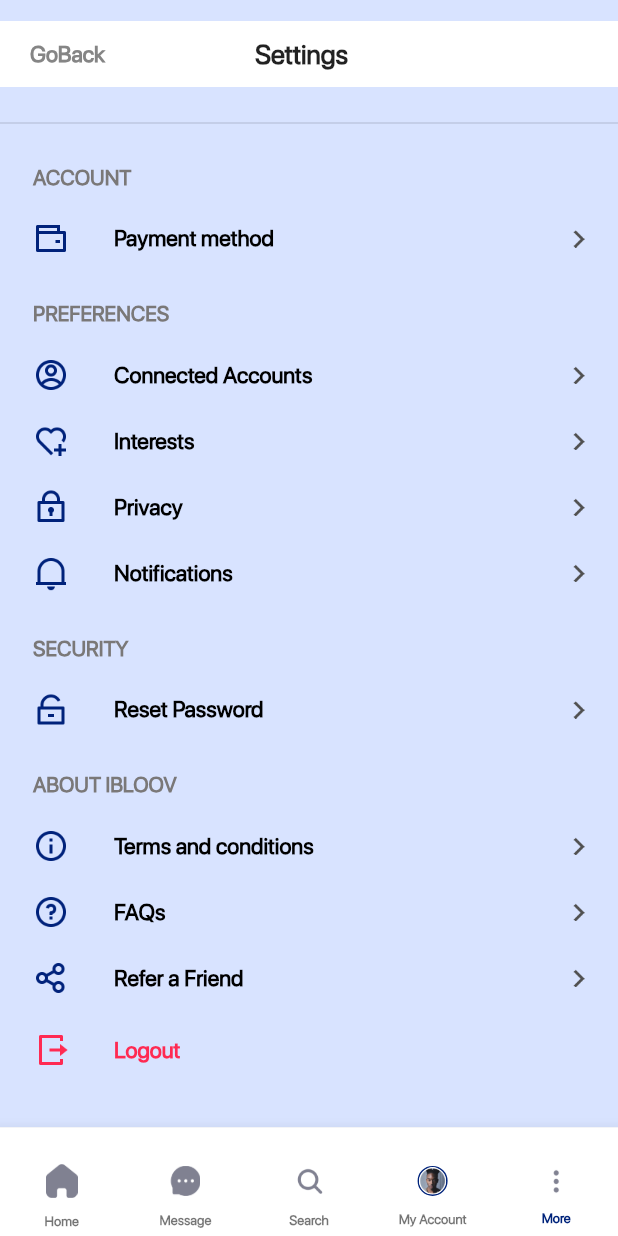
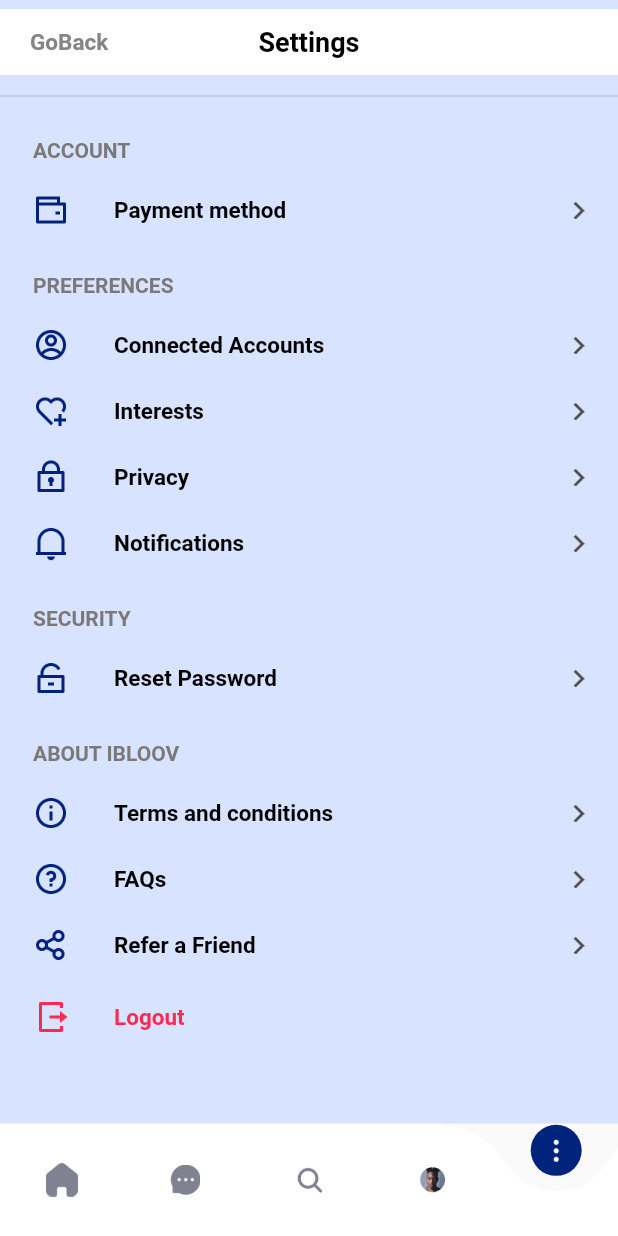
Before and after one commit to riskiirama/messages_app, a Flutter app: the screen it shows after launch, item 5 of the bottom bar chosen, on a phone screen of 412 x 824 dp. Run offline on Flutter 3.47's test engine with Material 2 defaults, Android fonts, the phone set to English and light mode, and no system bars; drawn by our look-alikes of curved_navigation_bar; our stand-ins replace contained_tab_bar_view, expansion_tile_card, flutter_rating_bar, flutter_slidable, flutter_switch, percent_indicator and 1 more; missing offline and left inert: alphabet_scroll_view, timeline_list; Roboto replaces fonts that are missing (SF PRO DISPLAY).

Commit message:
group message commit

```diff
--- a/lib/ui/pages/main_page.dart
+++ b/lib/ui/pages/main_page.dart
@@ -9,119 +9,58 @@ class _MainPageState extends State<MainPage> {
   int currentIndex = 0;
   @override
   Widget build(BuildContext context) {
-    Widget customBottomNav() {
-      return BottomAppBar(
-        shape: CircularNotchedRectangle(),
-        notchMargin: 12,
-        clipBehavior: Clip.antiAlias,
-        child: BottomNavigationBar(
-          selectedLabelStyle: sfbold.copyWith(
-            fontSize: 9,
-            fontWeight: FontWeight.w600,
+    Widget customNav() {
+      return CurvedNavigationBar(
+        buttonBackgroundColor: darkBlueColor,
+        backgroundColor: Colors.transparent,
+        items: <Widget>[
+          Image.asset(
+            'assets/icon_home.png',
+            width: 21,
+            color: currentIndex == 0
+                ? backgroundWhite
+                : Color(
+                    0xff808191,
                   ),
-          unselectedLabelStyle: sfbold.copyWith(
-            fontSize: 9,
-            fontWeight: FontWeight.w600,
           ),
-          selectedItemColor: darkBlueColor,
-          backgroundColor: Color(0xFFFFFFFF),
-          type: BottomNavigationBarType.fixed,
-          currentIndex: currentIndex,
+          Image.asset(
+            'assets/icon_message.png',
+            width: 20,
+            color: currentIndex == 1
+                ? backgroundWhite
+                : Color(
+                    0xff808191,
+                  ),
+          ),
+          Image.asset(
+            'assets/icon_search.png',
+            width: 20,
+            color: currentIndex == 2
+                ? backgroundWhite
+                : Color(
+                    0xff808191,
+                  ),
+          ),
+          Image.asset(
+            'assets/image_photo.png',
+            width: 18,
+          ),
+          Image.asset(
+            'assets/icon_menu.png',
+            width: 18,
+            color: currentIndex == 4
+                ? backgroundWhite
+                : Color(
+                    0xff808191,
+                  ),
+          ),
+        ],
         onTap: (value) {
           print(value);
           setState(() {
             currentIndex = value;
           });
         },
-          items: [
-            BottomNavigationBarItem(
-              icon: Container(
-                margin: EdgeInsets.only(top: 20, bottom: 10),
-                child: Image.asset(
-                  'assets/icon_home.png',
-                  width: 21,
-                  color: currentIndex == 0
-                      ? darkBlueColor
-                      : Color(
-                          0xff808191,
-                        ),
-                ),
-              ),
-              label: 'Home',
-            ),
-            BottomNavigationBarItem(
-              icon: Container(
-                margin: EdgeInsets.only(
-                  top: 20,
-                  bottom: 10,
-                ),
-                child: Image.asset(
-                  'assets/icon_message.png',
-                  width: 20,
-                  color: currentIndex == 1
-                      ? darkBlueColor
-                      : Color(
-                          0xff808191,
-                        ),
-                ),
-              ),
-              label: 'Message',
-            ),
-            BottomNavigationBarItem(
-              icon: Container(
-                margin: EdgeInsets.only(
-                  top: 20,
-                  bottom: 10,
-                ),
-                child: Image.asset(
-                  'assets/icon_search.png',
-                  width: 20,
-                  color: currentIndex == 2
-                      ? darkBlueColor
-                      : Color(
-                          0xff808191,
-                        ),
-                ),
-              ),
-              label: 'Search',
-            ),
-            BottomNavigationBarItem(
-              icon: Container(
-                margin: EdgeInsets.only(
-                  top: 20,
-                  bottom: 10,
-                ),
-                decoration: BoxDecoration(
-                  border: Border.all(color: darkBlueColor),
-                  shape: BoxShape.circle,
-                ),
-                child: Image.asset(
-                  'assets/image_photo.png',
-                  width: 18,
-                ),
-              ),
-              label: 'My Account',
-            ),
-            BottomNavigationBarItem(
-              icon: Container(
-                margin: EdgeInsets.only(
-                  top: 20,
-                  bottom: 10,
-                ),
-                child: Image.asset(
-                  'assets/icon_menu.png',
-                  width: 18,
-                  color: currentIndex == 3
-                      ? darkBlueColor
-                      : Color(
-                          0xff808191,
-                        ),
-                ),
-              ),
-              label: 'More',
-            ),
-          ],
-        ),
       );
     }
 
@@ -144,7 +83,7 @@ class _MainPageState extends State<MainPage> {
 
     return Scaffold(
       body: body(),
-      bottomNavigationBar: customBottomNav(),
+      bottomNavigationBar: customNav(),
     );
   }
 }
--- a/lib/ui/pages/more_page.dart
+++ b/lib/ui/pages/more_page.dart
@@ -3,43 +3,6 @@ part of 'pages.dart';
 class MorePage extends StatelessWidget {
   @override
   Widget build(BuildContext context) {
-    Widget header() {
-      return Container(
-        padding: EdgeInsets.only(left: 20),
-        margin: EdgeInsets.only(top: 14),
-        width: double.infinity,
-        height: 44,
-        color: backgroundWhite,
-        child: Row(
-          children: [
-            GestureDetector(
-              onTap: () {
-                Navigator.pop(context);
-              },
-              child: Text(
-                'GoBack',
-                style: sfbold.copyWith(
-                  fontSize: 15,
-                  fontWeight: FontWeight.bold,
-                  color: Color(0xff858585),
-                ),
-              ),
-            ),
-            SizedBox(
-              width: 100,
-            ),
-            Text(
-              'Settings',
-              style: sfbold.copyWith(
-                fontSize: 18,
-                fontWeight: FontWeight.bold,
-              ),
-            ),
-          ],
-        ),
-      );
-    }
-
     Widget account() {
       return Container(
         child: Column(
@@ -101,13 +64,7 @@ class MorePage extends StatelessWidget {
         margin: EdgeInsets.only(top: 20),
         child: Column(
           children: [
-            GestureDetector(
-              onTap: () {
-                Navigator.push(context, MaterialPageRoute(builder: (context) {
-                  return NotificationPage();
-                }));
-              },
-              child: Row(
+            Row(
               children: [
                 Image.asset(
                   image,
@@ -135,7 +92,6 @@ class MorePage extends StatelessWidget {
                   ),
                 )
               ],
-              ),
             ),
           ],
         ),
@@ -176,9 +132,18 @@ class MorePage extends StatelessWidget {
               'assets/icon_privacy.png',
               'Privacy',
             ),
-            preferencesButton(
+            GestureDetector(
+              onTap: () {
+                Navigator.push(
+                    context,
+                    MaterialPageRoute(
+                      builder: (context) => NotificationPage(),
+                    ));
+              },
+              child: preferencesButton(
                 'assets/icon_notification.png',
                 'Notifications',
+              ),
             ),
           ],
         ),
@@ -350,15 +315,46 @@ class MorePage extends StatelessWidget {
       );
     }
 
-    return Scaffold(
+    return SafeArea(
+      child: Scaffold(
         backgroundColor: backgroundLinear,
-      body: SafeArea(
-        child: ListView(
+        appBar: AppBar(
+          backgroundColor: backgroundLinear,
+          elevation: 0,
+          centerTitle: true,
+          title: Text(
+            'Settings',
+            style: sfbold.copyWith(
+              fontSize: 18,
+              fontWeight: FontWeight.bold,
+              color: primaryColor,
+            ),
+          ),
+          flexibleSpace: Center(
+            child: Container(
+              alignment: Alignment.centerLeft,
+              padding: EdgeInsets.symmetric(horizontal: defaultMargin),
+              width: double.infinity,
+              height: 44,
+              color: backgroundWhite,
+              child: GestureDetector(
+                onTap: () {
+                  Navigator.pop(context);
+                },
+                child: Text(
+                  'GoBack',
+                  style: sfbold.copyWith(
+                    fontSize: 15,
+                    fontWeight: FontWeight.bold,
+                    color: Color(0xff858585),
+                  ),
+                ),
+              ),
+            ),
+          ),
+        ),
+        body: ListView(
           children: [
-            header(),
-            SizedBox(
-              height: 16,
-            ),
             Divider(
               thickness: 1,
             ),
--- a/lib/ui/pages/pages.dart
+++ b/lib/ui/pages/pages.dart
@@ -1,4 +1,5 @@
 import 'package:contained_tab_bar_view/contained_tab_bar_view.dart';
+import 'package:curved_navigation_bar/curved_navigation_bar.dart';
 import 'package:flutter/material.dart';
 import 'package:flutter_switch/flutter_switch.dart';
 
--- a/lib/ui/widgets/more/payment/new_cards.dart
+++ /dev/null
@@ -1 +0,0 @@
-part of 'payment.dart';
--- a/lib/ui/widgets/more/payment/payment.dart
+++ b/lib/ui/widgets/more/payment/payment.dart
@@ -6,4 +6,3 @@ import 'package:top_snackbar_flutter/top_snack_bar.dart';
 
 part 'payment_method.dart';
 part 'card_detail.dart';
-part 'new_cards.dart';
```
Also changed, not shown: lib/theme.dart (+9 -9 lines), lib/ui/widgets/add_new_message.dart (+16 -9 lines), lib/ui/widgets/add_new_message_next.dart (+10 -13 lines), lib/ui/widgets/message/direct messages/message_detail.dart (+8 -6 lines), lib/ui/widgets/more/connected/connected_account.dart (+37 -49 lines), lib/ui/widgets/more/faqs/faqs_page.dart (+22 -28 lines), lib/ui/widgets/more/payment/card_detail.dart (+11 -29 lines), lib/ui/widgets/more/payment/payment_method.dart (+36 -42 lines), lib/ui/widgets/more/terms/about_terms.dart (+41 -57 lines), lib/ui/widgets/notification_page.dart (+12 -12 lines), pubspec.yaml (+6 -15 lines), pubspec.lock. Lines whose indentation alone changed are shown as unchanged.
